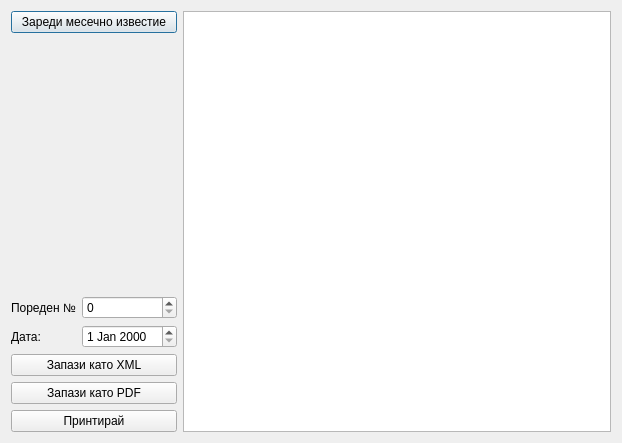
First picture: the form in src/View/InvoiceDialog/InvoiceDialog.ui, repository thefinalcutbg/DinoDent, before the edit.
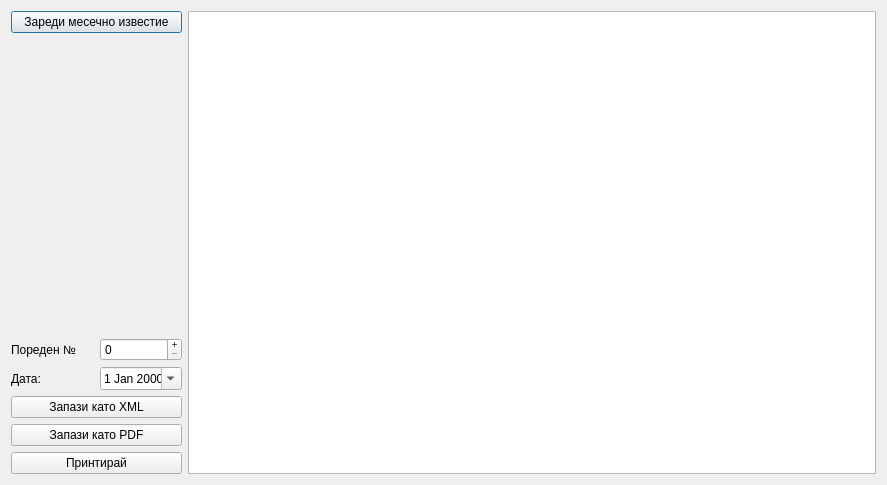
Second picture: the form after the edit.

Commit message: Invoice generation completed. Fixed bug in Date::getDateFromXML

Diff of the .ui file:
```diff
--- a/src/View/InvoiceDialog/InvoiceDialog.ui
+++ b/src/View/InvoiceDialog/InvoiceDialog.ui
@@ -6,8 +6,8 @@
    <rect>
     <x>0</x>
     <y>0</y>
-    <width>622</width>
-    <height>443</height>
+    <width>887</width>
+    <height>485</height>
    </rect>
   </property>
   <property name="windowTitle">
@@ -18,6 +18,12 @@
     <layout class="QVBoxLayout" name="verticalLayout_3">
      <item>
       <widget class="QPushButton" name="loadButton">
+       <property name="minimumSize">
+        <size>
+         <width>171</width>
+         <height>0</height>
+        </size>
+       </property>
        <property name="text">
         <string>Зареди месечно известие</string>
        </property>
@@ -59,10 +65,24 @@
        <item>
         <layout class="QVBoxLayout" name="verticalLayout_2">
          <item>
-          <widget class="QSpinBox" name="invoiceNumber"/>
+          <widget class="QSpinBox" name="invoiceNumber">
+           <property name="buttonSymbols">
+            <enum>QAbstractSpinBox::PlusMinus</enum>
+           </property>
+           <property name="maximum">
+            <number>999999999</number>
+           </property>
+          </widget>
          </item>
          <item>
-          <widget class="QDateEdit" name="invoiceDate"/>
+          <widget class="QDateEdit" name="invoiceDate">
+           <property name="buttonSymbols">
+            <enum>QAbstractSpinBox::NoButtons</enum>
+           </property>
+           <property name="calendarPopup">
+            <bool>true</bool>
+           </property>
+          </widget>
          </item>
         </layout>
        </item>
```
The commit also changes 20 other files.
